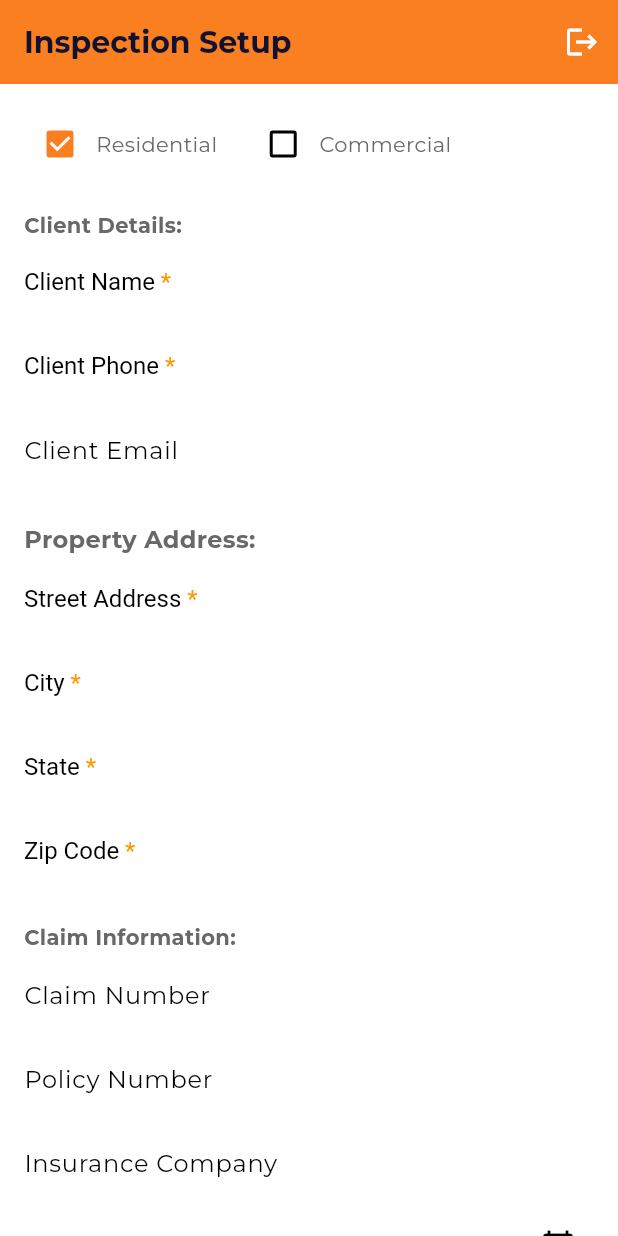
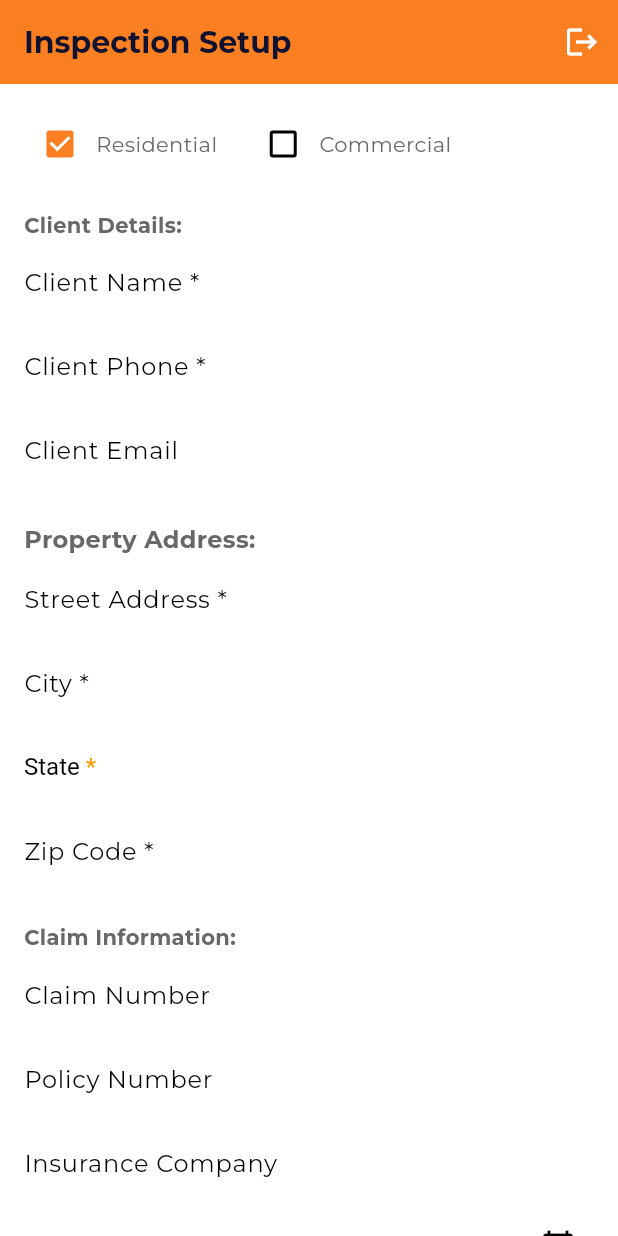
Before and after one commit to Hanztj/Hanz-sanitized, a Flutter app: the InspectionSetupScreen screen opened directly with empty values, on a phone screen of 412 x 824 dp. Run offline on Flutter 3.47's test engine with Material 3 defaults, Android fonts, the phone set to English and light mode, and no system bars; our stand-ins replace cloud_firestore, cloud_functions, firebase_auth, firebase_core, firebase_storage, image_picker and 2 more; accounts and stored records are empty.

Commit message:
Refactor inspection setup screen for clarity and structure
latest compileable version

```diff
--- a/lib/inspection_setup_screen.dart
+++ b/lib/inspection_setup_screen.dart
@@ -3,23 +3,64 @@ import 'package:intl/intl.dart';
 import 'package:claimscope_clean/roof_inspection_form.dart';
 import 'package:firebase_auth/firebase_auth.dart';
 import 'package:claimscope_clean/Services/auth_plan_service.dart';
-import 'package:claimscope_clean/services/stripe_service.dart';
+import 'package:claimscope_clean/Services/stripe_service.dart';
 import 'package:claimscope_clean/screens/my_reports_screen.dart';
+
 import 'inspection_report_model.dart';
+import 'screens/commercial_buildings_screen.dart';
 
 final List<String> usStates = [
-  'Alabama', 'Alaska', 'Arizona', 'Arkansas', 'California', 'Colorado',
-  'Connecticut', 'Delaware', 'Florida', 'Georgia', 'Hawaii', 'Idaho',
-  'Illinois', 'Indiana', 'Iowa', 'Kansas', 'Kentucky', 'Louisiana',
-  'Maine', 'Maryland', 'Massachusetts', 'Michigan', 'Minnesota',
-  'Mississippi', 'Missouri', 'Montana', 'Nebraska', 'Nevada',
-  'New Hampshire', 'New Jersey', 'New Mexico', 'New York',
-  'North Carolina', 'North Dakota', 'Ohio', 'Oklahoma', 'Oregon',
-  'Pennsylvania', 'Rhode Island', 'South Carolina', 'South Dakota',
-  'Tennessee', 'Texas', 'Utah', 'Vermont', 'Virginia', 'Washington',
-  'West Virginia', 'Wisconsin', 'Wyoming'
+  'Alabama',
+  'Alaska',
+  'Arizona',
+  'Arkansas',
+  'California',
+  'Colorado',
+  'Connecticut',
+  'Delaware',
+  'Florida',
+  'Georgia',
+  'Hawaii',
+  'Idaho',
+  'Illinois',
+  'Indiana',
+  'Iowa',
+  'Kansas',
+  'Kentucky',
+  'Louisiana',
+  'Maine',
+  'Maryland',
+  'Massachusetts',
+  'Michigan',
+  'Minnesota',
+  'Mississippi',
+  'Missouri',
+  'Montana',
+  'Nebraska',
+  'Nevada',
+  'New Hampshire',
+  'New Jersey',
+  'New Mexico',
+  'New York',
+  'North Carolina',
+  'North Dakota',
+  'Ohio',
+  'Oklahoma',
+  'Oregon',
+  'Pennsylvania',
+  'Rhode Island',
+  'South Carolina',
+  'South Dakota',
+  'Tennessee',
+  'Texas',
+  'Utah',
+  'Vermont',
+  'Virginia',
+  'Washington',
+  'West Virginia',
+  'Wisconsin',
+  'Wyoming'
 ];
-
 
 class InspectionSetupScreen extends StatefulWidget {
   final String plan; // 'basico' o 'premium'
@@ -42,22 +83,36 @@ Future<void> _handleSubscriptionAndNavigate(InspectionReport report) async {
       }
 
       final isPremium = plan == 'premium';
+      final normalizedPlan = isPremium ? 'premium' : 'basic';
 
-    if (inspectRoof) {
+      if (!inspectRoof) {
+        ScaffoldMessenger.of(context).showSnackBar(
+          const SnackBar(
+            content: Text('Only the Roof form is implemented...'),
+          ),
+        );
+        return;
+      }
+
+      if (isResidential) {
         Navigator.push(
           context,
           MaterialPageRoute(
             builder: (_) => RoofInspectionForm(
-            plan: isPremium ? 'premium' : 'basic',
-             isCommercial: !isResidential, // Pasamos esta info al formulario para ajustar opciones y cálculos
+              plan: normalizedPlan,
+              isCommercial: false,
               report: report,
             ),
           ),
         );
       } else {
-      ScaffoldMessenger.of(context).showSnackBar(
-        const SnackBar(
-          content: Text('Only the Roof form is implemented...'),
+        Navigator.push(
+          context,
+          MaterialPageRoute(
+            builder: (_) => CommercialBuildingsScreen(
+              plan: normalizedPlan,
+              report: report,
+            ),
           ),
         );
       }
@@ -66,17 +121,12 @@ Future<void> _handleSubscriptionAndNavigate(InspectionReport report) async {
       ScaffoldMessenger.of(context).showSnackBar(
         SnackBar(content: Text('Error verifying plan: $e')),
       );
-  } finally {
-    if (mounted) {
-      ScaffoldMessenger.of(context).hideCurrentSnackBar();
-    }
     }
   }
 
   bool isResidential = true;
   bool inspectRoof = true;
   bool inspectElevations = false;
- // Mitigation, Restoration, Both
 
   String? _typeOfLoss;
 
@@ -86,7 +136,6 @@ Future<void> _handleSubscriptionAndNavigate(InspectionReport report) async {
   final clientPhone = TextEditingController();
   final clientEmail = TextEditingController();
   final street = TextEditingController();
-  final number = TextEditingController();
   final city = TextEditingController();
   final state = TextEditingController();
   final zip = TextEditingController();
@@ -106,15 +155,13 @@ Future<void> _handleSubscriptionAndNavigate(InspectionReport report) async {
 
   void _proceedToInspection() {
     if (_formKey.currentState!.validate()) {
-    // Creamos el modelo único que viajará por toda la app
       final report = InspectionReport();
 
-// CLIENT & CLAIM
       report.clientName = clientName.text;
       report.clientPhone = clientPhone.text;
       report.email = clientEmail.text;
 
-report.address = street.text;    // Street Address
+      report.address = street.text;
       report.city = city.text;
       report.state = state.text;
       report.zip = zip.text;
@@ -125,29 +172,25 @@ report.policyNumber = policyNumber.text;
       report.dateOfLoss = dateOfLoss.text;
       report.dateInspected = dateInspected.text;
 
-report.insuranceCompany = insuranceCompanyController.text; // nueva aseguradora
+      report.insuranceCompany = insuranceCompanyController.text;
       report.typeOfLoss = _typeOfLoss ?? '';
       report.causeOfLoss = causeOfLossController.text;
 
       report.isResidential = isResidential;
 
-// INSPECTOR
-report.inspectorCompany = company.text;      // ahora aquí
+      report.inspectorCompany = company.text;
       report.inspectorName = personName.text;
       report.inspectorPhone = personPhone.text;
       report.inspectorEmail = personEmail.text;
 
-// INSPECTION SCOPE
       report.inspectRoof = inspectRoof;
       report.inspectElevations = inspectElevations;
 
-  // Aquí ya NO navegamos directamente.
-  // Delegamos en _handleSubscriptionAndNavigate para respetar el plan.
       _handleSubscriptionAndNavigate(report);
     }
   }
 
-  final phoneRegex = RegExp(r'^\+?\d{7,15}$');
+  final phoneRegex = RegExp(r'^\+?\d{7,15}');
   final emailRegex = RegExp(
       r"^[a-zA-Z0-9.!#$%&'*+/=?^_`{|}~-]+@[a-zA-Z0-9](?:[a-zA-Z0-9-]{0,253}[a-zA-Z0-9])?(?:\.[a-zA-Z0-9](?:[a-zA-Z0-9-]{0,253}[a-zA-Z0-9])?)*$");
 
@@ -163,7 +206,6 @@ report.inspectElevations = inspectElevations;
     'Lightning',
     'Tornado',
     'Other',
-
   ];
 
   @override
@@ -178,7 +220,6 @@ report.inspectElevations = inspectElevations;
     clientPhone.dispose();
     clientEmail.dispose();
     street.dispose();
-    number.dispose();
     city.dispose();
     state.dispose();
     zip.dispose();
@@ -195,8 +236,7 @@ report.inspectElevations = inspectElevations;
     super.dispose();
   }
 
-  Future<void> _selectDate(
-      BuildContext context, TextEditingController controller) async {
+  Future<void> _selectDate(BuildContext context, TextEditingController controller) async {
     final DateTime? picked = await showDatePicker(
       context: context,
       initialDate: DateTime.now(),
@@ -213,6 +253,7 @@ report.inspectElevations = inspectElevations;
   @override
   Widget build(BuildContext context) {
     final isBasico = widget.plan == 'basico';
+
     return Scaffold(
       appBar: AppBar(
         title: const Text('Inspection Setup'),
@@ -220,13 +261,10 @@ report.inspectElevations = inspectElevations;
           if (isBasico)
             TextButton(
               onPressed: () async {
-      // Capturamos el ScaffoldMessenger antes del await
                 final messenger = ScaffoldMessenger.of(context);
                 try {
-        // Upgrade directo a PREMIUM
                   await StripeService.launchCheckout('premium');
                 } catch (e) {
-        // Aquí ya no usamos `context`, usamos `messenger`
                   messenger.showSnackBar(
                     SnackBar(
                       content: Text('Stripe Checkout could not be opened: $e'),
@@ -250,15 +288,11 @@ if (isBasico)
                 );
               },
             ),
-
           IconButton(
             icon: const Icon(Icons.logout),
             onPressed: () async {
-
               final navigator = Navigator.of(context);
-
               await FirebaseAuth.instance.signOut();
-
               if (!mounted) return;
               navigator.popUntil((route) => route.isFirst);
             },
@@ -269,47 +303,37 @@ if (isBasico)
         key: _formKey,
         child: SingleChildScrollView(
           padding: const EdgeInsets.all(16),
-          child:
-              Column(crossAxisAlignment: CrossAxisAlignment.start, children: [
-            Row(children: [
+          child: Column(
+            crossAxisAlignment: CrossAxisAlignment.start,
+            children: [
+              Row(
+                children: [
                   Checkbox(
                     value: isResidential,
-                  onChanged: (_) => setState(() => isResidential = true)),
+                    onChanged: (_) => setState(() => isResidential = true),
+                  ),
                   const Text('Residential'),
                   const SizedBox(width: 20),
                   Checkbox(
                     value: !isResidential,
-                  onChanged: (_) => setState(() => isResidential = false)),
+                    onChanged: (_) => setState(() => isResidential = false),
+                  ),
                   const Text('Commercial'),
-            ]),
-
+                ],
+              ),
               const SizedBox(height: 20),
-            const Text('Client Details:',
-                style: TextStyle(fontWeight: FontWeight.bold)),
+              const Text(
+                'Client Details:',
+                style: TextStyle(fontWeight: FontWeight.bold),
+              ),
               TextFormField(
                 controller: clientName,
-              decoration: InputDecoration(
-  label: RichText(
-    text: const TextSpan(
-      text: 'Client Name',
-      style: TextStyle(fontSize: 16, color: Colors.black),
-      children: [TextSpan(text: ' *', style: TextStyle(color: Colors.orange))],
-    ),
-  ),
-),
+                decoration: const InputDecoration(labelText: 'Client Name *'),
                 validator: (v) => v!.isEmpty ? 'Required' : null,
               ),
               TextFormField(
                 controller: clientPhone,
-              decoration: InputDecoration(
-  label: RichText(
-    text: const TextSpan(
-      text: 'Client Phone',
-      style: TextStyle(fontSize: 16, color: Colors.black),
-      children: [TextSpan(text: ' *', style: TextStyle(color: Colors.orange))],
-    ),
-  ),
-),
+                decoration: const InputDecoration(labelText: 'Client Phone *'),
                 keyboardType: TextInputType.phone,
                 autovalidateMode: AutovalidateMode.onUserInteraction,
                 validator: (v) {
@@ -336,35 +360,19 @@ if (isBasico)
                   return null;
                 },
               ),
-
               const SizedBox(height: 20),
-            const Text('Property Address:',
-                style: TextStyle(fontSize: 16, fontWeight: FontWeight.bold)),
+              const Text(
+                'Property Address:',
+                style: TextStyle(fontSize: 16, fontWeight: FontWeight.bold),
+              ),
               TextFormField(
                 controller: street,
-              decoration: InputDecoration(
-  label: RichText(
-    text: const TextSpan(
-      text: 'Street Address',
-      style: TextStyle(fontSize: 16, color: Colors.black),
-      children: [TextSpan(text: ' *', style: TextStyle(color: Colors.orange))],
-    ),
-  ),
-),
+                decoration: const InputDecoration(labelText: 'Street Address *'),
                 validator: (v) => v!.isEmpty ? 'Required' : null,
               ),
-
               TextFormField(
                 controller: city,
-              decoration: InputDecoration(
-  label: RichText(
-    text: const TextSpan(
-      text: 'City',
-      style: TextStyle(fontSize: 16, color: Colors.black),
-      children: [TextSpan(text: ' *', style: TextStyle(color: Colors.orange))],
-    ),
-  ),
-),
+                decoration: const InputDecoration(labelText: 'City *'),
                 validator: (v) => v!.isEmpty ? 'Required' : null,
               ),
               Autocomplete<String>(
@@ -414,28 +422,22 @@ if (isBasico)
             ),
               TextFormField(
                 controller: zip,
-              decoration: InputDecoration(
-  label: RichText(
-    text: const TextSpan(
-      text: 'Zip Code',
-      style: TextStyle(fontSize: 16, color: Colors.black),
-      children: [TextSpan(text: ' *', style: TextStyle(color: Colors.orange))],
-    ),
-  ),
-),
+                decoration: const InputDecoration(labelText: 'Zip Code *'),
                 validator: (v) => v!.isEmpty ? 'Required' : null,
               ),
               const SizedBox(height: 20),
-            const Text('Claim Information:',
-                style: TextStyle(fontWeight: FontWeight.bold)),
+              const Text(
+                'Claim Information:',
+                style: TextStyle(fontWeight: FontWeight.bold),
+              ),
               TextFormField(
                 controller: claimNumber,
-                decoration:
-                    const InputDecoration(labelText: 'Claim Number')),
+                decoration: const InputDecoration(labelText: 'Claim Number'),
+              ),
               TextFormField(
                 controller: policyNumber,
-                decoration:
-                    const InputDecoration(labelText: 'Policy Number')),
+                decoration: const InputDecoration(labelText: 'Policy Number'),
+              ),
               TextFormField(
                 controller: insuranceCompanyController,
                 decoration: const InputDecoration(labelText: 'Insurance Company'),
@@ -443,47 +445,28 @@ if (isBasico)
               TextFormField(
                 controller: dateOfLoss,
                 decoration: InputDecoration(
-  label: RichText(
-    text: const TextSpan(
-      text: 'Date of Loss',
-      style: TextStyle(fontSize: 16, color: Colors.black),
-      children: [TextSpan(text: ' *', style: TextStyle(color: Colors.orange))],
-    ),
-  ),
+                  labelText: 'Date of Loss *',
                   suffixIcon: IconButton(
                     icon: const Icon(Icons.calendar_today),
                     onPressed: () => _selectDate(context, dateOfLoss),
                   ),
                 ),
                 readOnly: true,
-              validator: (v) =>
-                  v!.isEmpty ? 'Date of Loss is required' : null,
+                validator: (v) => v!.isEmpty ? 'Date of Loss is required' : null,
               ),
               DropdownButtonFormField<String>(
                 initialValue: _typeOfLoss,
-              decoration: InputDecoration(
-  label: RichText(
-    text: const TextSpan(
-      text: 'Type of Loss',
-      style: TextStyle(fontSize: 16, color: Colors.black),
-      children: [TextSpan(text: ' *', style: TextStyle(color: Colors.orange))],
-    ),
-  ),
-),
+                decoration: const InputDecoration(labelText: 'Type of Loss *'),
                 hint: const Text('Select Type of Loss'),
-              items: lossTypes.map((String type) {
-                return DropdownMenuItem<String>(
-                  value: type,
-                  child: Text(type),
-                );
-              }).toList(),
-              onChanged: (String? newValue) {
+                items: lossTypes
+                    .map((type) => DropdownMenuItem(value: type, child: Text(type)))
+                    .toList(),
+                onChanged: (newValue) {
                   setState(() {
                     _typeOfLoss = newValue;
                   });
                 },
-              validator: (v) =>
-                  v == null ? 'Type of Loss is required' : null,
+                validator: (v) => v == null ? 'Type of Loss is required' : null,
               ),
               TextFormField(
                 controller: causeOfLossController,
@@ -495,14 +478,18 @@ if (isBasico)
                 keyboardType: TextInputType.multiline,
               ),
               const SizedBox(height: 20),
-            const Text('Personal Info:',
-                style: TextStyle(fontWeight: FontWeight.bold)),
+              const Text(
+                'Personal Info:',
+                style: TextStyle(fontWeight: FontWeight.bold),
+              ),
               TextFormField(
                 controller: company,
-                decoration: const InputDecoration(labelText: 'Company')),
+                decoration: const InputDecoration(labelText: 'Company'),
+              ),
               TextFormField(
                 controller: personName,
-                decoration: const InputDecoration(labelText: 'Name')),
+                decoration: const InputDecoration(labelText: 'Name'),
+              ),
               TextFormField(
                 controller: personPhone,
                 decoration: const InputDecoration(labelText: 'Phone'),
@@ -537,33 +524,27 @@ if (isBasico)
                   labelText: 'Date Inspected',
                   suffixIcon: IconButton(
                     icon: const Icon(Icons.calendar_today),
-                  onPressed: () =>
-                      _selectDate(context, dateInspected),
+                    onPressed: () => _selectDate(context, dateInspected),
                   ),
                 ),
                 readOnly: true,
-              validator: (v) =>
-                  v!.isEmpty ? 'Date Inspected is required' : null,
+                validator: (v) => v!.isEmpty ? 'Date Inspected is required' : null,
               ),
-
               const SizedBox(height: 20),
-            const Text('Inspection of:',
-                style: TextStyle(fontWeight: FontWeight.bold)),
+              const Text(
+                'Inspection of:',
+                style: TextStyle(fontWeight: FontWeight.bold),
+              ),
               CheckboxListTile(
                 title: const Text('Roof estimate'),
                 value: inspectRoof,
-              onChanged: (v) => setState(() => inspectRoof = v!),
+                onChanged: (v) => setState(() => inspectRoof = v ?? false),
               ),
               CheckboxListTile(
                 title: const Text('Elevations'),
                 value: inspectElevations,
-              onChanged: (v) {
-                setState(() {
-                  inspectElevations = v!;
-                });
-              },
+                onChanged: (v) => setState(() => inspectElevations = v ?? false),
               ),
-
               const SizedBox(height: 20),
               Center(
                 child: ElevatedButton(
@@ -598,18 +579,15 @@ onPressed: () async {
                       ),
                     );
 
-  // Ahora solo construimos el report y dejamos que _handleSubscription... navegue
                     _proceedToInspection();
                   },
                   child: const Text('Continue'),
                 ),
               ),
-          ]),
+            ],
+          ),
         ),
       ),
     );
   }
-
-
-
 }
```
Lines whose indentation alone changed are shown as unchanged.
